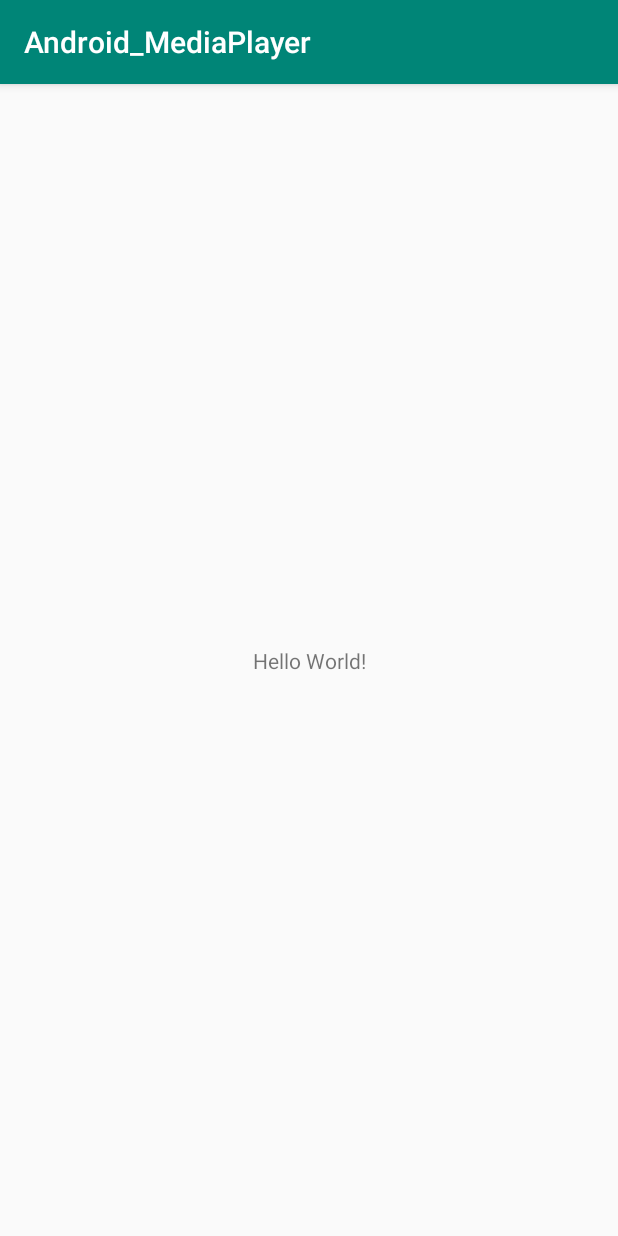
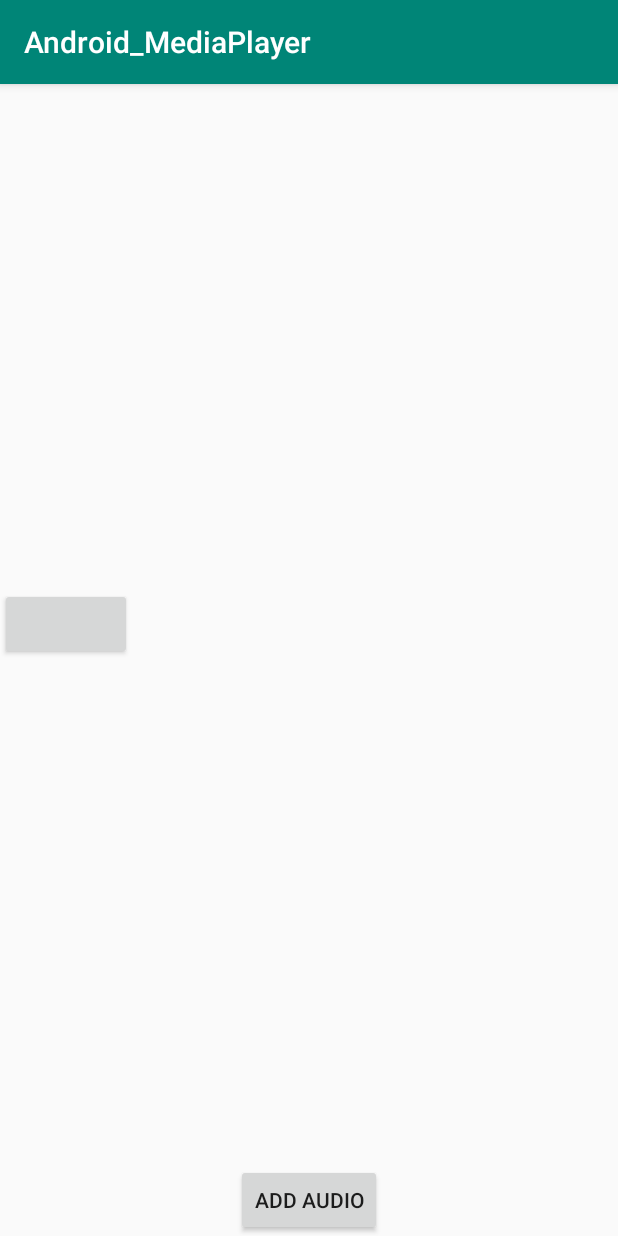
Before and after one commit to LambdaSchool/Android_MediaPlayer, an Android app: the screen it shows after launch (MainActivity), on a phone screen of 412 x 824 dp. Run offline under Robolectric (Android 15) with nearby library versions, the phone set to English and light mode, and no system bars.

Commit message:
Create customMediaControls view and functionality to pick and play audio

```diff
--- /dev/null
+++ b/app/src/main/java/com/joshuahalvorson/android_mediaplayer/CustomMediaControls.java
@@ -0,0 +1,56 @@
+package com.joshuahalvorson.android_mediaplayer;
+
+import android.content.Context;
+import android.media.MediaPlayer;
+import android.util.AttributeSet;
+import android.view.View;
+import android.widget.Button;
+import android.widget.LinearLayout;
+
+public class CustomMediaControls extends LinearLayout{
+
+    private Button playPauseButton;
+
+    public CustomMediaControls(Context context) {
+        super(context);
+        init(null);
+    }
+
+    public CustomMediaControls(Context context, AttributeSet attrs) {
+        super(context, attrs);
+        init(attrs);
+    }
+
+    public CustomMediaControls(Context context, AttributeSet attrs, int defStyleAttr) {
+        super(context, attrs, defStyleAttr);
+        init(attrs);
+    }
+
+    public CustomMediaControls(Context context, AttributeSet attrs, int defStyleAttr, int defStyleRes) {
+        super(context, attrs, defStyleAttr, defStyleRes);
+        init(attrs);
+    }
+
+    public void enablePlayPause(final MediaPlayer mediaPlayer){
+        playPauseButton.setOnClickListener(new View.OnClickListener(){
+            @Override
+            public void onClick(View v) {
+                if(mediaPlayer.isPlaying()){
+                    mediaPlayer.stop();
+                }else{
+                    mediaPlayer.start();
+                }
+            }
+        });
+
+
+    }
+
+    public void init(AttributeSet attrs){
+        setOrientation(HORIZONTAL);
+
+        playPauseButton = new Button(getContext());
+        addView(playPauseButton);
+
+    }
+}
--- a/app/src/main/java/com/joshuahalvorson/android_mediaplayer/MainActivity.java
+++ b/app/src/main/java/com/joshuahalvorson/android_mediaplayer/MainActivity.java
@@ -1,13 +1,52 @@
 package com.joshuahalvorson.android_mediaplayer;
 
+import android.content.Intent;
+import android.media.AudioManager;
+import android.media.MediaPlayer;
+import android.net.Uri;
+import android.support.annotation.Nullable;
 import android.support.v7.app.AppCompatActivity;
 import android.os.Bundle;
+import android.util.Log;
+import android.view.View;
+import android.widget.VideoView;
 
 public class MainActivity extends AppCompatActivity {
+    private MediaPlayer mediaPlayer;
+    private CustomMediaControls customMediaControls;
 
     @Override
     protected void onCreate(Bundle savedInstanceState) {
         super.onCreate(savedInstanceState);
         setContentView(R.layout.activity_main);
+
+        customMediaControls = findViewById(R.id.media_controls);
+
+
+        findViewById(R.id.add_button).setOnClickListener(new View.OnClickListener() {
+            @Override
+            public void onClick(View v) {
+                Intent intent = new Intent(Intent.ACTION_GET_CONTENT);
+                intent.setType("audio/*");
+                startActivityForResult(intent, 1);
+            }
+        });
+
+
+    }
+
+    @Override
+    protected void onActivityResult(int requestCode, int resultCode, @Nullable Intent data) {
+        super.onActivityResult(requestCode, resultCode, data);
+        Uri uri = data.getData();
+        mediaPlayer = MediaPlayer.create(getApplicationContext(), uri);
+        mediaPlayer.setAudioStreamType(AudioManager.STREAM_MUSIC);
+        customMediaControls.enablePlayPause(mediaPlayer);
+    }
+
+    @Override
+    protected void onStop() {
+        super.onStop();
+        //mediaPlayer.release();
     }
 }
--- a/app/src/main/res/layout/activity_main.xml
+++ b/app/src/main/res/layout/activity_main.xml
@@ -6,13 +6,22 @@
     android:layout_height="match_parent"
     tools:context=".MainActivity">
 
-    <TextView
+    <com.joshuahalvorson.android_mediaplayer.CustomMediaControls
+        android:id="@+id/media_controls"
+        android:layout_width="match_parent"
+        android:layout_height="wrap_content"
+        app:layout_constraintBottom_toTopOf="@+id/add_button"
+        app:layout_constraintTop_toTopOf="parent">
+
+    </com.joshuahalvorson.android_mediaplayer.CustomMediaControls>
+
+    <Button
+        android:id="@+id/add_button"
         android:layout_width="wrap_content"
         android:layout_height="wrap_content"
-        android:text="Hello World!"
+        android:text="add audio"
         app:layout_constraintBottom_toBottomOf="parent"
-        app:layout_constraintLeft_toLeftOf="parent"
-        app:layout_constraintRight_toRightOf="parent"
-        app:layout_constraintTop_toTopOf="parent" />
-
+        app:layout_constraintEnd_toEndOf="parent"
+        app:layout_constraintHorizontal_bias="0.5"
+        app:layout_constraintStart_toStartOf="parent" />
 </android.support.constraint.ConstraintLayout>
```
